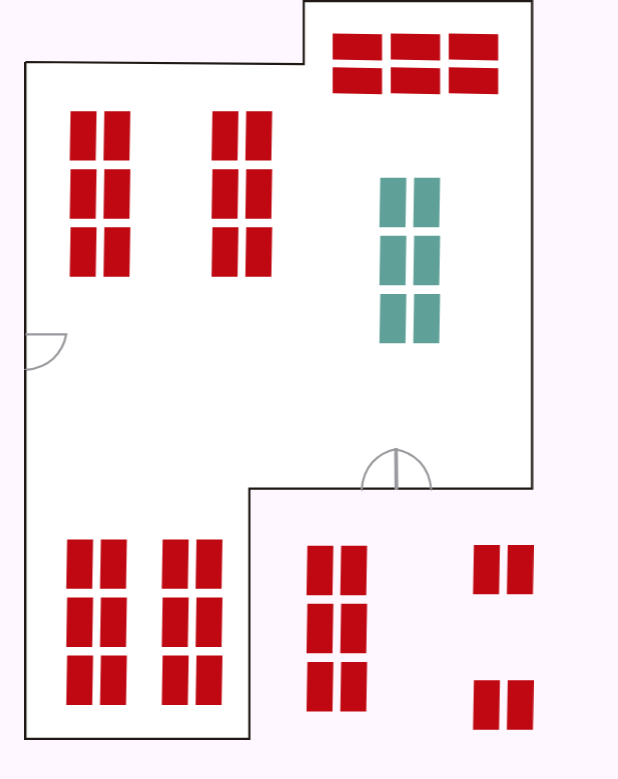
After one commit to AquarioDeterminado/Projeto_Semestre_3, an Android app: the layout activity_coworking_floor_plant_availabibity.xml on its own in the app's theme, with its tools: preview values and no code run, on a phone screen of 412 x 824 dp. The commit adds this screen. Shown: the top 779 px of the screen. Run offline under Robolectric (Android 15) with nearby library versions, the phone set to English and light mode, and no system bars.

```diff
--- /dev/null
+++ b/Android/src/app/src/main/res/drawable/mapa_teste___coworking_.xml
@@ -0,0 +1,164 @@
+<vector xmlns:android="http://schemas.android.com/apk/res/android"
+    android:width="234.27dp"
+    android:height="340dp"
+    android:viewportWidth="234.27"
+    android:viewportHeight="340">
+  <path
+      android:strokeWidth="1"
+      android:pathData="M0.5,28.5l128,1l0,-29l105,0l0,29l0,195l-130,0l0,115l-103,0l0,-311"
+      android:fillColor="#fff"
+      android:strokeColor="#211915"/>
+  <path
+      android:pathData="M32.81,73.78l-11.96,0l0.4,-22.72l11.96,0l-0.4,22.72z"
+      android:fillColor="#bf0811"/>
+  <path
+      android:pathData="M48.35,73.78l-11.95,0l0.39,-22.72l11.96,0l-0.4,22.72z"
+      android:fillColor="#bf0811"/>
+  <path
+      android:pathData="M32.81,100.47l-11.96,0l0.4,-22.71l11.96,0l-0.4,22.71z"
+      android:fillColor="#bf0811"/>
+  <path
+      android:pathData="M48.35,100.47l-11.95,0l0.39,-22.71l11.96,0l-0.4,22.71z"
+      android:fillColor="#bf0811"/>
+  <path
+      android:pathData="M32.81,127.17l-11.96,0l0.4,-22.71l11.96,0l-0.4,22.71z"
+      android:fillColor="#bf0811"/>
+  <path
+      android:pathData="M48.35,127.17l-11.95,0l0.39,-22.71l11.96,0l-0.4,22.71z"
+      android:fillColor="#bf0811"/>
+  <path
+      android:pathData="M141.81,42.89l0,-11.95l22.72,0.4l0,11.95"
+      android:fillColor="#bf0811"/>
+  <path
+      android:pathData="M164.53,15.79l0,11.96l-22.72,-0.4l0,-11.95l22.72,0.39z"
+      android:fillColor="#bf0811"/>
+  <path
+      android:pathData="M168.51,42.89l0,-11.95l22.72,0.4l0,11.95"
+      android:fillColor="#bf0811"/>
+  <path
+      android:pathData="M191.23,15.79l0,11.96l-22.72,-0.4l0,-11.95l22.72,0.39z"
+      android:fillColor="#bf0811"/>
+  <path
+      android:pathData="M195.21,42.89l0,-11.95l22.72,0.4l0,11.95"
+      android:fillColor="#bf0811"/>
+  <path
+      android:pathData="M217.93,15.79l0,11.96l-22.72,-0.4l0,-11.95l22.72,0.39z"
+      android:fillColor="#bf0811"/>
+  <path
+      android:pathData="M98.06,73.78l-11.95,0l0.4,-22.72l11.95,0l-0.4,22.72z"
+      android:fillColor="#bf0811"/>
+  <path
+      android:pathData="M113.61,73.78l-11.96,0l0.4,-22.72l11.95,0l-0.39,22.72z"
+      android:fillColor="#bf0811"/>
+  <path
+      android:pathData="M98.06,100.47l-11.95,0l0.4,-22.71l11.95,0l-0.4,22.71z"
+      android:fillColor="#bf0811"/>
+  <path
+      android:pathData="M113.61,100.47l-11.96,0l0.4,-22.71l11.95,0l-0.39,22.71z"
+      android:fillColor="#bf0811"/>
+  <path
+      android:pathData="M98.06,127.17l-11.95,0l0.4,-22.71l11.95,0l-0.4,22.71z"
+      android:fillColor="#bf0811"/>
+  <path
+      android:pathData="M113.61,127.17l-11.96,0l0.4,-22.71l11.95,0l-0.39,22.71z"
+      android:fillColor="#bf0811"/>
+  <path
+      android:pathData="M175.29,104.36l-11.96,0l0.4,-22.71l11.96,0l-0.4,22.71z"
+      android:fillColor="#5fa199"/>
+  <path
+      android:pathData="M190.83,104.36l-11.96,0l0.4,-22.71l11.96,0l-0.4,22.71z"
+      android:fillColor="#5fa199"/>
+  <path
+      android:pathData="M175.29,131.06l-11.96,0l0.4,-22.71l11.96,0l-0.4,22.71z"
+      android:fillColor="#5fa199"/>
+  <path
+      android:pathData="M190.83,131.06l-11.96,0l0.4,-22.71l11.96,0l-0.4,22.71z"
+      android:fillColor="#5fa199"/>
+  <path
+      android:pathData="M175.29,157.76l-11.96,0l0.4,-22.72l11.96,0l-0.4,22.72z"
+      android:fillColor="#5fa199"/>
+  <path
+      android:pathData="M190.83,157.76l-11.96,0l0.4,-22.72l11.96,0l-0.4,22.72z"
+      android:fillColor="#5fa199"/>
+  <path
+      android:pathData="M31.21,270.54l-11.95,0l0.4,-22.71l11.95,0l-0.4,22.71z"
+      android:fillColor="#bf0811"/>
+  <path
+      android:pathData="M46.76,270.54l-11.96,0l0.4,-22.71l11.96,0l-0.4,22.71z"
+      android:fillColor="#bf0811"/>
+  <path
+      android:pathData="M31.21,297.24l-11.95,0l0.4,-22.71l11.95,0l-0.4,22.71z"
+      android:fillColor="#bf0811"/>
+  <path
+      android:pathData="M46.76,297.24l-11.96,0l0.4,-22.71l11.96,0l-0.4,22.71z"
+      android:fillColor="#bf0811"/>
+  <path
+      android:pathData="M31.21,323.94l-11.95,0l0.4,-22.71l11.95,0l-0.4,22.71z"
+      android:fillColor="#bf0811"/>
+  <path
+      android:pathData="M46.76,323.94l-11.96,0l0.4,-22.71l11.96,0l-0.4,22.71z"
+      android:fillColor="#bf0811"/>
+  <path
+      android:pathData="M75.17,270.54l-11.95,0l0.4,-22.71l11.95,0l-0.4,22.71z"
+      android:fillColor="#bf0811"/>
+  <path
+      android:pathData="M90.71,270.54l-11.95,0l0.4,-22.71l11.95,0l-0.4,22.71z"
+      android:fillColor="#bf0811"/>
+  <path
+      android:pathData="M75.17,297.24l-11.95,0l0.4,-22.71l11.95,0l-0.4,22.71z"
+      android:fillColor="#bf0811"/>
+  <path
+      android:pathData="M90.71,297.24l-11.95,0l0.4,-22.71l11.95,0l-0.4,22.71z"
+      android:fillColor="#bf0811"/>
+  <path
+      android:pathData="M75.17,323.94l-11.95,0l0.4,-22.71l11.95,0l-0.4,22.71z"
+      android:fillColor="#bf0811"/>
+  <path
+      android:pathData="M90.71,323.94l-11.95,0l0.4,-22.71l11.95,0l-0.4,22.71z"
+      android:fillColor="#bf0811"/>
+  <path
+      android:strokeWidth="1"
+      android:pathData="M0.5,153.6h18.76a20.58,20.58 0,0 1,-6 11.25C7.9,169.76 0.5,169.95 0.5,170"
+      android:fillColor="#00000000"
+      android:strokeColor="#9a999e"/>
+  <path
+      android:strokeWidth="1"
+      android:pathData="M170.75,225.17l-0.16,-18.76a20.46,20.46 0,0 1,11.3 5.85c5,5.36 5.22,12.77 5.27,12.76"
+      android:fillColor="#00000000"
+      android:strokeColor="#9a999e"/>
+  <path
+      android:strokeWidth="1"
+      android:pathData="M171.5,225.07l-0.22,-18.76a20.54,20.54 0,0 0,-11.18 6.08c-4.85,5.47 -4.95,12.88 -5,12.87"
+      android:fillColor="#00000000"
+      android:strokeColor="#9a999e"/>
+  <path
+      android:pathData="M141.72,273.47l-11.95,0l0.4,-22.72l11.95,0l-0.4,22.72z"
+      android:fillColor="#bf0811"/>
+  <path
+      android:pathData="M157.26,273.47l-11.95,0l0.4,-22.72l11.95,0l-0.4,22.72z"
+      android:fillColor="#bf0811"/>
+  <path
+      android:pathData="M141.72,300.17l-11.95,0l0.4,-22.72l11.95,0l-0.4,22.72z"
+      android:fillColor="#bf0811"/>
+  <path
+      android:pathData="M157.26,300.17l-11.95,0l0.4,-22.72l11.95,0l-0.4,22.72z"
+      android:fillColor="#bf0811"/>
+  <path
+      android:pathData="M141.72,326.87l-11.95,0l0.4,-22.72l11.95,0l-0.4,22.72z"
+      android:fillColor="#bf0811"/>
+  <path
+      android:pathData="M157.26,326.87l-11.95,0l0.4,-22.72l11.95,0l-0.4,22.72z"
+      android:fillColor="#bf0811"/>
+  <path
+      android:pathData="M218.33,273.08l-11.95,0l0.4,-22.71l11.95,0l-0.4,22.71z"
+      android:fillColor="#bf0811"/>
+  <path
+      android:pathData="M233.88,273.08l-11.96,0l0.4,-22.71l11.95,0l-0.39,22.71z"
+      android:fillColor="#bf0811"/>
+  <path
+      android:pathData="M218.33,335.3l-11.95,0l0.4,-22.72l11.95,0l-0.4,22.72z"
+      android:fillColor="#bf0811"/>
+  <path
+      android:pathData="M233.88,335.3l-11.96,0l0.4,-22.72l11.95,0l-0.39,22.72z"
+      android:fillColor="#bf0811"/>
+</vector>
--- /dev/null
+++ b/Android/src/app/src/main/res/layout/activity_coworking_floor_plant_availabibity.xml
@@ -0,0 +1,16 @@
+<?xml version="1.0" encoding="utf-8"?>
+<androidx.constraintlayout.widget.ConstraintLayout xmlns:android="http://schemas.android.com/apk/res/android"
+    xmlns:app="http://schemas.android.com/apk/res-auto"
+    xmlns:tools="http://schemas.android.com/tools"
+    android:layout_width="match_parent"
+    android:layout_height="match_parent">
+
+    <ImageView
+        android:id="@+id/imageView"
+        android:layout_width="372dp"
+        android:layout_height="493dp"
+        app:srcCompat="@drawable/mapa_teste___coworking_"
+        tools:layout_editor_absoluteX="19dp"
+        tools:layout_editor_absoluteY="233dp" />
+
+</androidx.constraintlayout.widget.ConstraintLayout>
--- a/Android/src/app/src/main/res/layout/activity_plant_selelctor_location.xml
+++ b/Android/src/app/src/main/res/layout/activity_plant_selelctor_location.xml
@@ -6,41 +6,41 @@
     android:layout_height="match_parent">
 
     <TextView
-        android:id="@+id/plant_selector_company_name_1"
+        android:id="@+id/plant_selector_coworking_name_1"
         android:layout_width="wrap_content"
         android:layout_height="wrap_content"
         android:layout_marginTop="25dp"
-        android:text="@string/plant_selector_company_name_1"
+        android:text="@string/plant_selector_coworking_name_1"
         app:layout_constraintEnd_toEndOf="@+id/plant_selector_office_preview_image_1"
         app:layout_constraintStart_toStartOf="@+id/plant_selector_office_preview_image_1"
         app:layout_constraintTop_toBottomOf="@+id/plant_selector_office_preview_image_1" />
 
     <TextView
-        android:id="@+id/plant_selector_company_name_2"
+        android:id="@+id/plant_selector_coworking_name_2"
         android:layout_width="wrap_content"
         android:layout_height="wrap_content"
         android:layout_marginTop="25dp"
-        android:text="@string/plant_selector_company_name_2"
+        android:text="@string/plant_selector_coworking_name_2"
         app:layout_constraintEnd_toEndOf="@+id/plant_selector_office_preview_image_2"
         app:layout_constraintStart_toStartOf="@+id/plant_selector_office_preview_image_2"
         app:layout_constraintTop_toBottomOf="@+id/plant_selector_office_preview_image_2" />
 
     <TextView
-        android:id="@+id/plant_selector_company_name_3"
+        android:id="@+id/plant_selector_coworking_name_3"
         android:layout_width="wrap_content"
         android:layout_height="wrap_content"
         android:layout_marginTop="25dp"
-        android:text="@string/plant_selector_company_name_3"
+        android:text="@string/plant_selector_coworking_name_3"
         app:layout_constraintEnd_toEndOf="@+id/plant_selector_office_preview_image_3"
         app:layout_constraintStart_toStartOf="@+id/plant_selector_office_preview_image_3"
         app:layout_constraintTop_toBottomOf="@+id/plant_selector_office_preview_image_3" />
 
     <TextView
-        android:id="@+id/plant_selector_company_name_4"
+        android:id="@+id/plant_selector_coworking_name_4"
         android:layout_width="wrap_content"
         android:layout_height="wrap_content"
         android:layout_marginTop="25dp"
-        android:text="@string/plant_selector_company_name_4"
+        android:text="@string/plant_selector_coworking_name_4"
         app:layout_constraintEnd_toEndOf="@+id/plant_selector_office_preview_image_4"
         app:layout_constraintStart_toStartOf="@+id/plant_selector_office_preview_image_4"
         app:layout_constraintTop_toBottomOf="@+id/plant_selector_office_preview_image_4" />
@@ -95,7 +95,7 @@
         android:contentDescription="@string/plant_selector_image_description"
         app:layout_constraintEnd_toEndOf="@+id/plant_selector_office_preview_image_2"
         app:layout_constraintStart_toStartOf="@+id/plant_selector_office_preview_image_2"
-        app:layout_constraintTop_toBottomOf="@+id/plant_selector_company_name_2"
+        app:layout_constraintTop_toBottomOf="@+id/plant_selector_coworking_name_2"
         app:srcCompat="@mipmap/ic_launcher_round" />
 
     <ImageView
@@ -106,6 +106,62 @@
         android:contentDescription="@string/plant_selector_image_description"
         app:layout_constraintEnd_toEndOf="@+id/plant_selector_office_preview_image_1"
         app:layout_constraintStart_toStartOf="@+id/plant_selector_office_preview_image_1"
-        app:layout_constraintTop_toBottomOf="@+id/plant_selector_company_name_1"
+        app:layout_constraintTop_toBottomOf="@+id/plant_selector_coworking_name_1"
         app:srcCompat="@mipmap/ic_launcher_round" />
+
+    <Button
+        android:id="@+id/plant_selector_office_preview_button_company_1"
+        android:layout_width="100dp"
+        android:layout_height="132dp"
+        android:background="#00FFFFFF"
+        android:text="@string/plant_selector_office_preview_button_company_1"
+        android:textColor="#00FFFFFF"
+        app:layout_constraintBottom_toBottomOf="@+id/plant_selector_coworking_name_1"
+        app:layout_constraintEnd_toEndOf="@+id/plant_selector_office_preview_image_1"
+        app:layout_constraintHorizontal_bias="0.535"
+        app:layout_constraintStart_toStartOf="@+id/plant_selector_office_preview_image_1"
+        app:layout_constraintTop_toTopOf="@+id/plant_selector_office_preview_image_1"
+        app:layout_constraintVertical_bias="0.562" />
+
+    <Button
+        android:id="@+id/plant_selector_office_preview_button_company_2"
+        android:layout_width="100dp"
+        android:layout_height="132dp"
+        android:background="#00FFFFFF"
+        android:text="@string/plant_selector_office_preview_button_company_2"
+        android:textColor="#00FFFFFF"
+        app:layout_constraintBottom_toBottomOf="@+id/plant_selector_coworking_name_2"
+        app:layout_constraintEnd_toEndOf="@+id/plant_selector_office_preview_image_2"
+        app:layout_constraintHorizontal_bias="0.428"
+        app:layout_constraintStart_toStartOf="@+id/plant_selector_office_preview_image_2"
+        app:layout_constraintTop_toTopOf="@+id/plant_selector_office_preview_image_2"
+        app:layout_constraintVertical_bias="0.562" />
+
+    <Button
+        android:id="@+id/plant_selector_office_preview_button_company_4"
+        android:layout_width="100dp"
+        android:layout_height="132dp"
+        android:background="#00FFFFFF"
+        android:text="@string/plant_selector_office_preview_button_company_4"
+        android:textColor="#00FFFFFF"
+        app:layout_constraintBottom_toBottomOf="@+id/plant_selector_coworking_name_4"
+        app:layout_constraintEnd_toEndOf="@+id/plant_selector_office_preview_image_4"
+        app:layout_constraintHorizontal_bias="0.428"
+        app:layout_constraintStart_toStartOf="@+id/plant_selector_office_preview_image_4"
+        app:layout_constraintTop_toTopOf="@+id/plant_selector_office_preview_image_4"
+        app:layout_constraintVertical_bias="0.562" />
+
+    <Button
+        android:id="@+id/plant_selector_office_preview_button_company_3"
+        android:layout_width="100dp"
+        android:layout_height="132dp"
+        android:background="#00FFFFFF"
+        android:text="@string/plant_selector_office_preview_button_company_3"
+        android:textColor="#00FFFFFF"
+        app:layout_constraintBottom_toBottomOf="@+id/plant_selector_coworking_name_3"
+        app:layout_constraintEnd_toEndOf="@+id/plant_selector_office_preview_image_3"
+        app:layout_constraintHorizontal_bias="0.428"
+        app:layout_constraintStart_toStartOf="@+id/plant_selector_office_preview_image_3"
+        app:layout_constraintTop_toTopOf="@+id/plant_selector_office_preview_image_3"
+        app:layout_constraintVertical_bias="0.562" />
 </androidx.constraintlayout.widget.ConstraintLayout>
```
